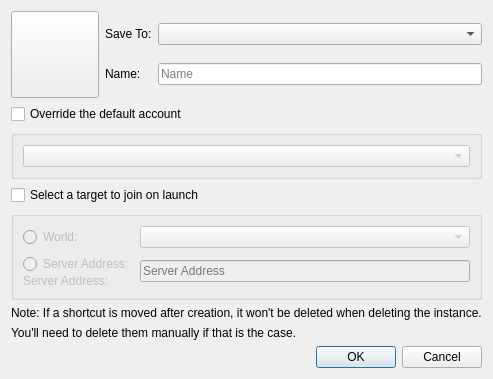
This is launcher/ui/dialogs/CreateShortcutDialog.ui in PrismLauncher/PrismLauncher as Qt 5 draws it before an edit. The edited form follows.
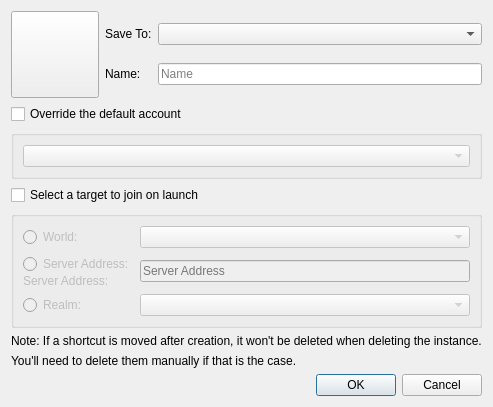
This is the edited form. Icons and pictures are not drawn.

Commit message: feat: add realm target to shortcut dialog

Patch:
```diff
--- a/launcher/ui/dialogs/CreateShortcutDialog.ui
+++ b/launcher/ui/dialogs/CreateShortcutDialog.ui
@@ -191,6 +191,26 @@
         </property>
        </widget>
       </item>
+      <item row="2" column="0">
+       <widget class="QRadioButton" name="realmTarget">
+        <property name="text">
+         <string>Realm:</string>
+        </property>
+        <attribute name="buttonGroup">
+         <string notr="true">targetBtnGroup</string>
+        </attribute>
+       </widget>
+      </item>
+      <item row="2" column="1">
+       <widget class="QComboBox" name="realmSelectionBox">
+        <property name="sizePolicy">
+         <sizepolicy hsizetype="Expanding" vsizetype="Fixed">
+          <horstretch>0</horstretch>
+          <verstretch>0</verstretch>
+         </sizepolicy>
+        </property>
+       </widget>
+      </item>
      </layout>
     </widget>
    </item>
```
The commit also changes 2 other files.
